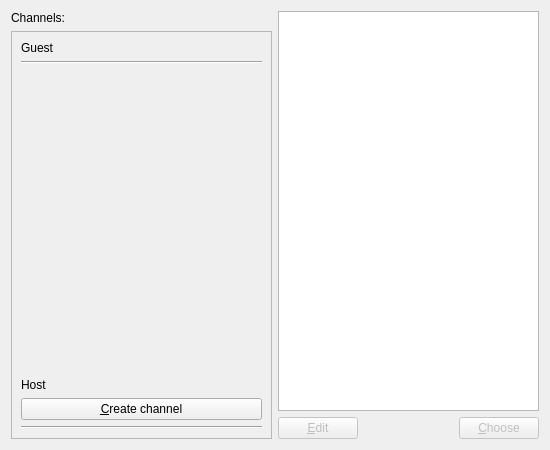
Old version of the form GoodVibes-Client/choosechannelwidget.ui in the repository spacesh1p/GoodVibes-Radio.
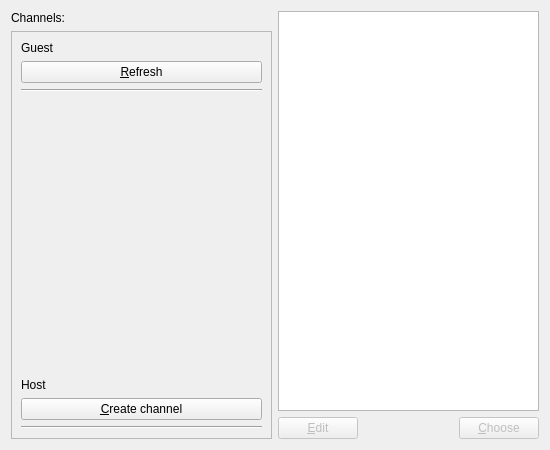
New version of the form.

```diff
--- a/GoodVibes-Client/choosechannelwidget.ui
+++ b/GoodVibes-Client/choosechannelwidget.ui
@@ -55,7 +55,7 @@
         <layout class="QVBoxLayout" name="verticalLayout_3">
          <item>
           <layout class="QGridLayout" name="channelsLayout">
-           <item row="4" column="0">
+           <item row="6" column="0">
             <widget class="QLabel" name="label">
              <property name="sizePolicy">
               <sizepolicy hsizetype="Preferred" vsizetype="Fixed">
@@ -68,7 +68,7 @@
              </property>
             </widget>
            </item>
-           <item row="2" column="0">
+           <item row="4" column="0">
             <spacer name="verticalSpacer">
              <property name="orientation">
               <enum>Qt::Vertical</enum>
@@ -94,21 +94,21 @@
              </property>
             </widget>
            </item>
-           <item row="6" column="0">
+           <item row="8" column="0">
             <widget class="Line" name="hostLine">
              <property name="orientation">
               <enum>Qt::Horizontal</enum>
              </property>
             </widget>
            </item>
-           <item row="1" column="0">
+           <item row="2" column="0">
             <widget class="Line" name="guestLine">
              <property name="orientation">
               <enum>Qt::Horizontal</enum>
              </property>
             </widget>
            </item>
-           <item row="5" column="0">
+           <item row="7" column="0">
             <widget class="QPushButton" name="cmdCreateChannel">
              <property name="sizePolicy">
               <sizepolicy hsizetype="Preferred" vsizetype="Fixed">
@@ -121,6 +121,13 @@
              </property>
             </widget>
            </item>
+           <item row="1" column="0">
+            <widget class="QPushButton" name="cmdRefresh">
+             <property name="text">
+              <string>&amp;Refresh</string>
+             </property>
+            </widget>
+           </item>
           </layout>
          </item>
         </layout>
```
